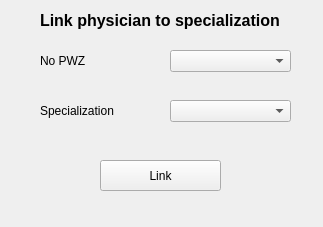
Qt form LinkPhysician.ui (FilipHa5/Clinic-Management-PyMongo) before a commit.
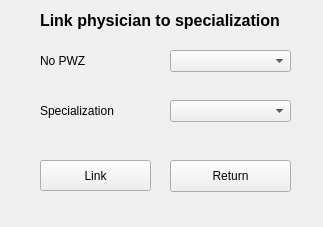
The same form after that commit.

```diff
--- a/LinkPhysician.ui
+++ b/LinkPhysician.ui
@@ -16,9 +16,9 @@
   <widget class="QPushButton" name="push_button_link">
    <property name="geometry">
     <rect>
-     <x>100</x>
+     <x>40</x>
      <y>160</y>
-     <width>121</width>
+     <width>111</width>
      <height>31</height>
     </rect>
    </property>
@@ -103,6 +103,19 @@
     </rect>
    </property>
   </widget>
+  <widget class="QPushButton" name="return_push_button">
+   <property name="geometry">
+    <rect>
+     <x>170</x>
+     <y>160</y>
+     <width>121</width>
+     <height>32</height>
+    </rect>
+   </property>
+   <property name="text">
+    <string>Return</string>
+   </property>
+  </widget>
  </widget>
  <resources/>
  <connections/>
```
